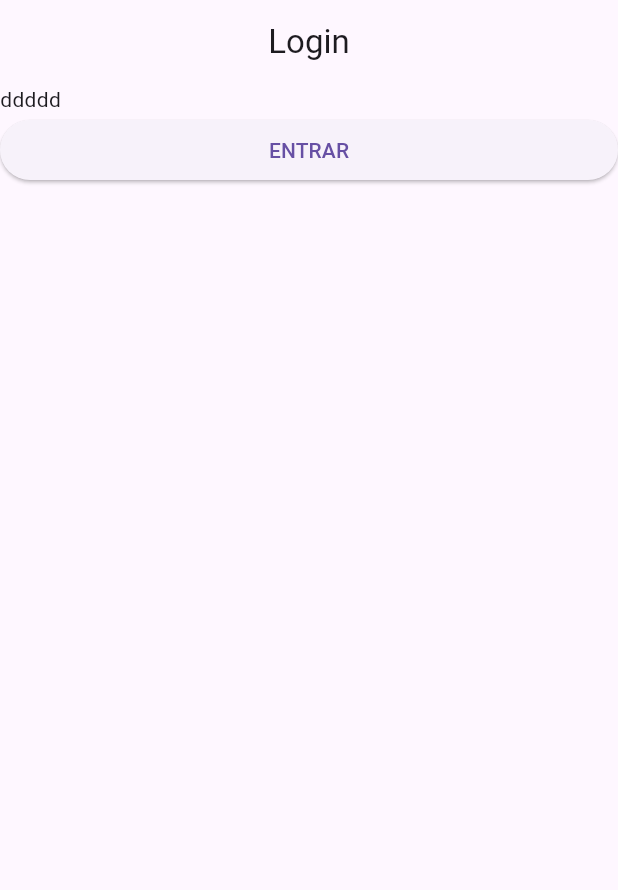
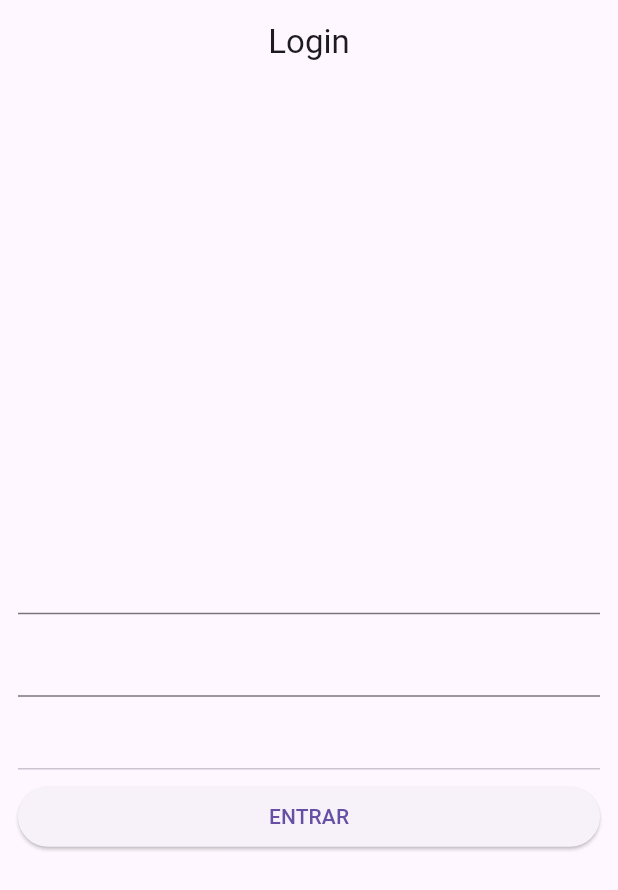
Before and after one commit to wsrcoder/login_interface_dart, a Flutter app: the screen it shows after launch, on a phone screen of 412 x 824 dp. Shown: the top 890 px of the screen. Run offline on Flutter 3.47's test engine with Material 3 defaults, Android fonts, the phone set to English and light mode, and no system bars.

Commit message:
tela de login

```diff
--- a/flutter_login/lib/login/login.view.dart
+++ b/flutter_login/lib/login/login.view.dart
@@ -1,5 +1,7 @@
 import 'package:flutter/material.dart';
+import 'package:flutter_login/login/widgets/email_field.widget.dart';
 import 'package:flutter_login/login/widgets/login_button.widget.dart';
+import 'package:flutter_login/login/widgets/password_field.widget.dart';
 
 class LoginView extends StatelessWidget{
   const LoginView( {super.key} );
@@ -21,7 +23,17 @@ class LoginView extends StatelessWidget{
   {
     return Center(
       child: ListView(
-          children: [Text('ddddd'), LoginButton()],
+        shrinkWrap: true,
+        padding: const EdgeInsets.all(12),
+          children: const [
+                            SizedBox(height: 50),
+                            EmailField(),
+                            SizedBox(height: 7),
+                            PasswordField(),
+                            SizedBox(height: 40),
+                            Divider(),
+                            LoginButton(),
+                          ],
       )
     );
 
--- /dev/null
+++ b/flutter_login/lib/login/widgets/email_field.widget.dart
@@ -0,0 +1,11 @@
+import 'package:flutter/material.dart';
+
+class EmailField extends StatelessWidget{
+  const EmailField({super.key});
+
+  @override
+  Widget build(BuildContext context)
+  {
+    return TextField();
+  }
+}
--- /dev/null
+++ b/flutter_login/lib/login/widgets/password_field.widget.dart
@@ -0,0 +1,12 @@
+import 'package:flutter/material.dart';
+
+class PasswordField extends StatelessWidget
+{
+   const PasswordField({super.key});
+
+  @override
+  Widget build(BuildContext context)
+  {
+    return TextField();
+  }
+}
```
